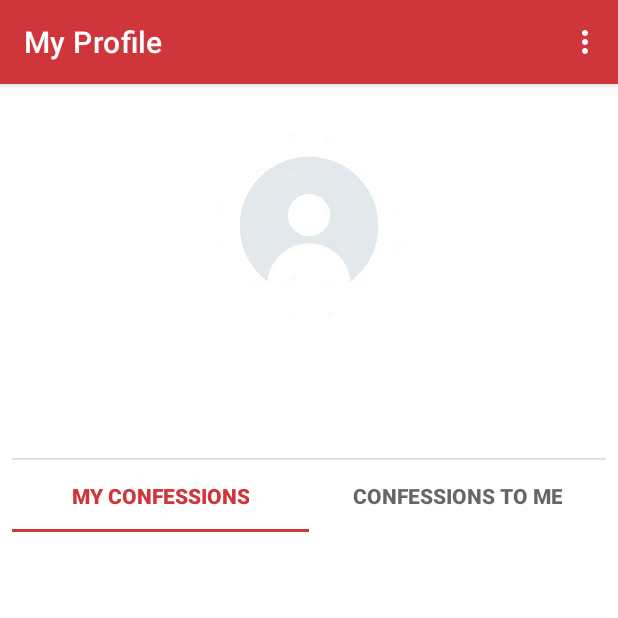
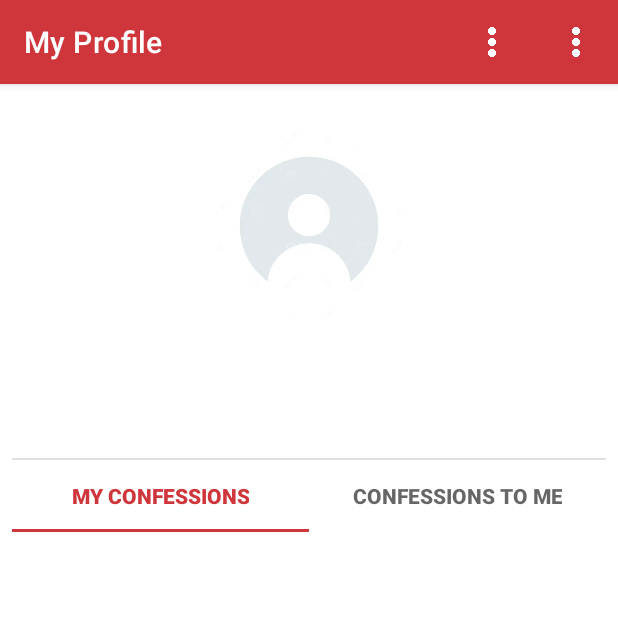
Before and after one commit to altaysoprano/ConfessMe, an Android app: the fragment ProfileFragment placed in its activity, on a phone screen of 412 x 824 dp, the top half of it. Run offline under Robolectric (Android 15) with nearby library versions, the phone set to English and light mode, and no system bars; our stand-ins replace CircleImageView, Dagger/Hilt's generated code, Firebase (no records; nobody signed in at launch, a user with empty details on screens opened directly).

Commit message:
settings and change password fragments created

```diff
--- a/app/src/main/java/com/example/confessme/presentation/ui/ConfessionListAdapter.kt
+++ b/app/src/main/java/com/example/confessme/presentation/ui/ConfessionListAdapter.kt
@@ -118,7 +118,7 @@ class ConfessionListAdapter(
         binding.confessionsScreenUsername.text = confess.fromUserUsername
         binding.confessionsScreenConfession.text = spannable
         binding.confessionsScreenConfession.movementMethod = LinkMovementMethod.getInstance()
-        binding.confessionsScreenConfession.highlightColor = Color.TRANSPARENT // Arka plan rengini temizleyin
+        binding.confessionsScreenConfession.highlightColor = Color.TRANSPARENT
         binding.confessionsScreenTimestamp.text =
             calculateTimeSinceConfession(confess.timestamp as Timestamp)
 
--- a/app/src/main/java/com/example/confessme/presentation/ui/ProfileFragment.kt
+++ b/app/src/main/java/com/example/confessme/presentation/ui/ProfileFragment.kt
@@ -211,6 +211,10 @@ class ProfileFragment : Fragment() {
                 navRegister.navigateFrag(EditProfileFragment(), true)
             }
 
+            R.id.settings -> {
+                navRegister.navigateFrag(SettingsFragment(), true)
+            }
+
             android.R.id.home -> {
                 requireActivity().onBackPressed()
             }
--- /dev/null
+++ b/app/src/main/res/drawable/ic_edit_black.xml
@@ -0,0 +1,5 @@
+<vector android:height="24dp" android:tint="#000000"
+    android:viewportHeight="24" android:viewportWidth="24"
+    android:width="24dp" xmlns:android="http://schemas.android.com/apk/res/android">
+    <path android:fillColor="@android:color/white" android:pathData="M3,17.25V21h3.75L17.81,9.94l-3.75,-3.75L3,17.25zM20.71,7.04c0.39,-0.39 0.39,-1.02 0,-1.41l-2.34,-2.34c-0.39,-0.39 -1.02,-0.39 -1.41,0l-1.83,1.83 3.75,3.75 1.83,-1.83z"/>
+</vector>
--- /dev/null
+++ b/app/src/main/res/drawable/ic_settings.xml
@@ -0,0 +1,5 @@
+<vector android:height="24dp" android:tint="#000000"
+    android:viewportHeight="24" android:viewportWidth="24"
+    android:width="24dp" xmlns:android="http://schemas.android.com/apk/res/android">
+    <path android:fillColor="@android:color/white" android:pathData="M19.14,12.94c0.04,-0.3 0.06,-0.61 0.06,-0.94c0,-0.32 -0.02,-0.64 -0.07,-0.94l2.03,-1.58c0.18,-0.14 0.23,-0.41 0.12,-0.61l-1.92,-3.32c-0.12,-0.22 -0.37,-0.29 -0.59,-0.22l-2.39,0.96c-0.5,-0.38 -1.03,-0.7 -1.62,-0.94L14.4,2.81c-0.04,-0.24 -0.24,-0.41 -0.48,-0.41h-3.84c-0.24,0 -0.43,0.17 -0.47,0.41L9.25,5.35C8.66,5.59 8.12,5.92 7.63,6.29L5.24,5.33c-0.22,-0.08 -0.47,0 -0.59,0.22L2.74,8.87C2.62,9.08 2.66,9.34 2.86,9.48l2.03,1.58C4.84,11.36 4.8,11.69 4.8,12s0.02,0.64 0.07,0.94l-2.03,1.58c-0.18,0.14 -0.23,0.41 -0.12,0.61l1.92,3.32c0.12,0.22 0.37,0.29 0.59,0.22l2.39,-0.96c0.5,0.38 1.03,0.7 1.62,0.94l0.36,2.54c0.05,0.24 0.24,0.41 0.48,0.41h3.84c0.24,0 0.44,-0.17 0.47,-0.41l0.36,-2.54c0.59,-0.24 1.13,-0.56 1.62,-0.94l2.39,0.96c0.22,0.08 0.47,0 0.59,-0.22l1.92,-3.32c0.12,-0.22 0.07,-0.47 -0.12,-0.61L19.14,12.94zM12,15.6c-1.98,0 -3.6,-1.62 -3.6,-3.6s1.62,-3.6 3.6,-3.6s3.6,1.62 3.6,3.6S13.98,15.6 12,15.6z"/>
+</vector>
--- /dev/null
+++ b/app/src/main/res/drawable/ic_sign_out.xml
@@ -0,0 +1,5 @@
+<vector android:autoMirrored="true" android:height="24dp"
+    android:tint="#000000" android:viewportHeight="24"
+    android:viewportWidth="24" android:width="24dp" xmlns:android="http://schemas.android.com/apk/res/android">
+    <path android:fillColor="@android:color/white" android:pathData="M10.09,15.59L11.5,17l5,-5 -5,-5 -1.41,1.41L12.67,11H3v2h9.67l-2.58,2.59zM19,3H5c-1.11,0 -2,0.9 -2,2v4h2V5h14v14H5v-4H3v4c0,1.1 0.89,2 2,2h14c1.1,0 2,-0.9 2,-2V5c0,-1.1 -0.9,-2 -2,-2z"/>
+</vector>
--- a/app/src/main/res/layout/fragment_edit_profile.xml
+++ b/app/src/main/res/layout/fragment_edit_profile.xml
@@ -23,8 +23,8 @@
         style="@style/LoginTextInputOuterFieldStyle"
         android:layout_width="match_parent"
         android:layout_height="wrap_content"
+        android:layout_marginHorizontal="16dp"
         android:layout_marginTop="32dp"
-        android:layout_marginHorizontal="16dp"
         app:boxStrokeColor="@color/confessmered"
         app:hintTextColor="@color/confessmered"
         app:layout_constraintEnd_toEndOf="parent"
@@ -82,8 +82,8 @@
         android:id="@+id/progress_bar_edit_profile"
         android:layout_width="wrap_content"
         android:layout_height="wrap_content"
+        android:indeterminateTint="@color/black"
         android:visibility="invisible"
-        android:indeterminateTint="@color/black"
         app:layout_constraintBottom_toBottomOf="parent"
         app:layout_constraintEnd_toEndOf="parent"
         app:layout_constraintStart_toStartOf="parent"
--- a/app/src/main/res/layout/fragment_profile.xml
+++ b/app/src/main/res/layout/fragment_profile.xml
@@ -26,6 +26,7 @@
         android:text=""
         android:textSize="18sp"
         android:textStyle="bold"
+        android:textAlignment="center"
         app:layout_constraintTop_toBottomOf="@id/profileScreenProfileImage"
         app:layout_constraintStart_toStartOf="parent"
         app:layout_constraintEnd_toEndOf="parent"
@@ -37,6 +38,7 @@
         android:layout_width="wrap_content"
         android:layout_height="wrap_content"
         android:text=""
+        android:textAlignment="center"
         android:textSize="14sp"
         android:textColor="#808080"
         app:layout_constraintTop_toBottomOf="@id/firstNameTv"
--- a/app/src/main/res/menu/main_menu.xml
+++ b/app/src/main/res/menu/main_menu.xml
@@ -1,7 +1,14 @@
-<?xml version="1.0" encoding="utf-8"?>
-<menu xmlns:app="http://schemas.android.com/apk/res-auto"
-    xmlns:android="http://schemas.android.com/apk/res/android">
-    <item android:id="@+id/sign_out"
-        android:title="Sign Out"
-        app:showAsAction="never" />
+<menu xmlns:android="http://schemas.android.com/apk/res/android"
+    xmlns:app="http://schemas.android.com/apk/res-auto">
+    <item
+        android:icon="@drawable/ic_ellipses_white"
+        android:title="menu"
+        app:showAsAction="always">
+        <menu>
+            <item android:id="@+id/sign_out"
+                android:icon="@drawable/ic_sign_out"
+                android:orderInCategory="3"
+                android:title="Sign Out" />
+        </menu>
+    </item>
 </menu>
--- a/app/src/main/res/menu/profile_menu.xml
+++ b/app/src/main/res/menu/profile_menu.xml
@@ -1,10 +1,23 @@
-<?xml version="1.0" encoding="utf-8"?>
-<menu xmlns:app="http://schemas.android.com/apk/res-auto"
-    xmlns:android="http://schemas.android.com/apk/res/android">
-    <item android:id="@+id/edit_profile"
-        android:title="Edit Profile"
-        app:showAsAction="never" />
-    <item android:id="@+id/sign_out"
-        android:title="Sign Out"
-        app:showAsAction="never" />
+<menu xmlns:android="http://schemas.android.com/apk/res/android"
+    xmlns:app="http://schemas.android.com/apk/res-auto">
+    <item
+        android:icon="@drawable/ic_ellipses_white"
+        android:title="menu"
+        app:showAsAction="always">
+        <menu>
+            <item android:id="@+id/edit_profile"
+                android:title="Edit Profile"
+                android:icon="@drawable/ic_edit_black"
+                android:orderInCategory="1"
+                />
+            <item android:id="@+id/settings"
+                android:icon="@drawable/ic_settings"
+                android:orderInCategory="2"
+                android:title="Settings" />
+            <item android:id="@+id/sign_out"
+                android:icon="@drawable/ic_sign_out"
+                android:orderInCategory="3"
+                android:title="Sign Out" />
+        </menu>
+    </item>
 </menu>
--- a/app/src/main/res/values/strings.xml
+++ b/app/src/main/res/values/strings.xml
@@ -10,4 +10,6 @@
     <string name="reply_to_confession" />
     <string name="edit_answer">Edit Answer</string>
     <string name="fav_answer">Fav Answer</string>
+    <string name="save">SAVE</string>
+    <string name="change_password">Change Password</string>
 </resources>
--- a/app/src/main/res/values/themes.xml
+++ b/app/src/main/res/values/themes.xml
@@ -72,14 +72,8 @@
         <item name="android:windowBackground">@android:color/transparent</item>
         <item name="android:backgroundDimEnabled">true</item>
         <item name="android:backgroundDimAmount">0.5</item>
-        <item name="android:windowAnimationStyle">@style/DialogFragmentAnimation</item>
         <item name="android:layout_width">match_parent</item>
         <item name="android:layout_height">wrap_content</item>
     </style>
 
-    <style name="DialogFragmentAnimation">
-        <item name="android:windowEnterAnimation">@anim/slide_up</item>
-        <item name="android:windowExitAnimation">@anim/slide_down</item>
-    </style>
-
 </resources>
```
Also changed, not shown: app/src/main/java/com/example/confessme/presentation/ui/ChangePasswordFragment.kt (added, +34 -0 lines), app/src/main/java/com/example/confessme/presentation/ui/SettingsFragment.kt (added, +64 -0 lines), app/src/main/java/com/example/confessme/presentation/ui/SettingsViewModel.kt (added, +7 -0 lines), app/src/main/res/anim/slide_down.xml (deleted, +0 -7 lines), app/src/main/res/anim/slide_up.xml (deleted, +0 -7 lines), app/src/main/res/layout/fragment_change_password.xml (added, +120 -0 lines), app/src/main/res/layout/fragment_settings.xml (added, +28 -0 lines), app/src/main/res/values-night/themes.xml (+0 -7 lines), app/src/main/res/drawable/ic_ellipses_white.png (added).
